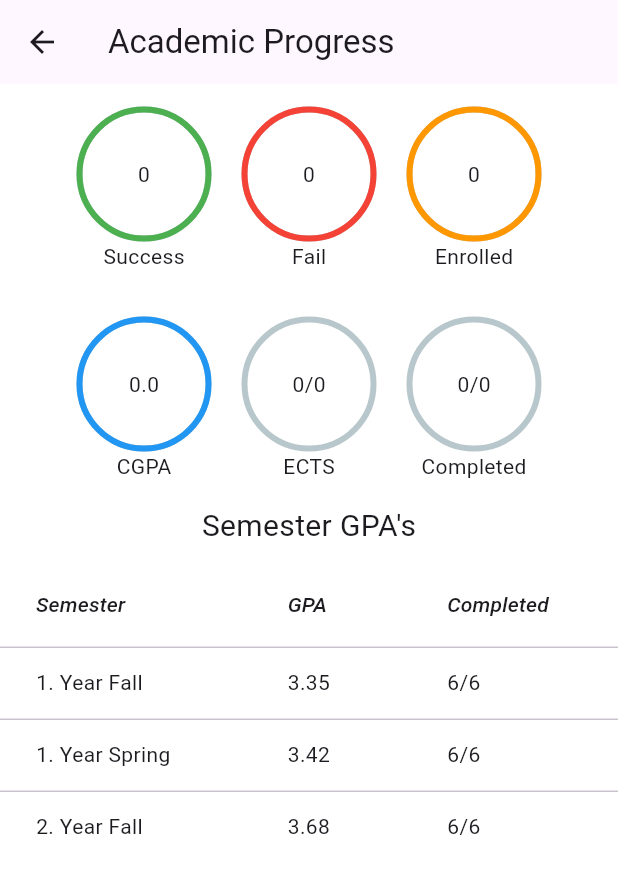
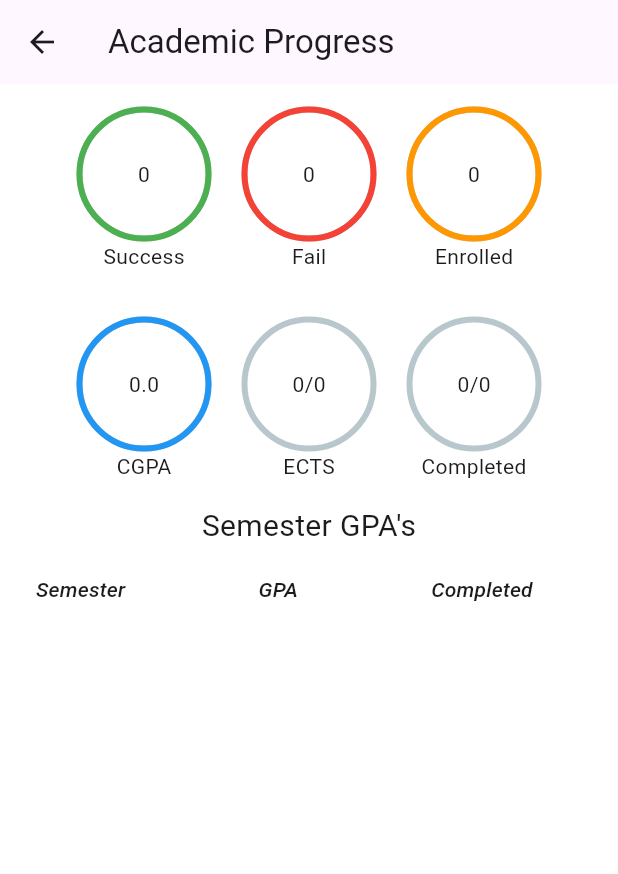
Before and after one commit to heudev/ieu-course-analysis, a Flutter app: the AcademicProgressScreen screen opened directly with empty values, on a phone screen of 412 x 824 dp. Shown: the top 874 px of the screen. Run offline on Flutter 3.47's test engine with Material 3 defaults, Android fonts, the light colour scheme and no system bars; drawn by our look-alikes of percent_indicator; our stand-ins replace cloud_firestore, firebase_auth, firebase_core, google_sign_in; accounts and stored records are empty.

Commit message:
gpa of each semester added

```diff
--- a/lib/features/enrolled_department/academic_progress.dart
+++ b/lib/features/enrolled_department/academic_progress.dart
@@ -31,6 +31,8 @@ class AcademicProgressScreen extends StatelessWidget {
     Map<String, Object> completedCourses =
         analysisFacade.calculateCompletedCourses();
     List<Map<String, Object>> calculateSemesterGPAs =
+        analysisFacade.calculateSemesterGPAs();
+    List<Map<String, Object>> semesterGPAs =
         analysisFacade.calculateSemesterGPAs();
 
     print(calculateSemesterGPAs);
@@ -128,9 +130,6 @@ class AcademicProgressScreen extends StatelessWidget {
           const Center(
             child: Text("Semester GPA's", style: TextStyle(fontSize: 20.0)),
           ),
-          const Padding(
-            padding: EdgeInsets.symmetric(vertical: 5),
-          ),
           DataTable(
             columns: const <DataColumn>[
               DataColumn(
@@ -158,32 +157,20 @@ class AcademicProgressScreen extends StatelessWidget {
                 ),
               ),
             ],
-            rows: const <DataRow>[
-              DataRow(
+            rows: semesterGPAs.map((gpaData) {
+              return DataRow(
                 cells: <DataCell>[
-                  DataCell(Text('1. Year Fall')),
-                  DataCell(Text('3.35')),
-                  DataCell(Text('6/6')),
+                  DataCell(Text(gpaData['semester'] as String)),
+                  DataCell(Text(gpaData['gpa'] as String)),
+                  DataCell(Text(gpaData['completed'] as String)),
                 ],
-              ),
-              DataRow(
-                cells: <DataCell>[
-                  DataCell(Text('1. Year Spring')),
-                  DataCell(Text('3.42')),
-                  DataCell(Text('6/6')),
-                ],
-              ),
-              DataRow(
-                cells: <DataCell>[
-                  DataCell(Text('2. Year Fall')),
-                  DataCell(Text('3.68')),
-                  DataCell(Text('6/6')),
-                ],
-              ),
-            ],
+              );
+            }).toList(),
           )
         ]),
       ),
     );
   }
 }
+
+// course.semester.contains('Fall') ? Colors.blue : Colors.red
--- a/lib/features/enrolled_department/controllers/calculations.dart
+++ b/lib/features/enrolled_department/controllers/calculations.dart
@@ -8,6 +8,9 @@ class CourseAnalysisFacade {
   int calculateSuccessfulCourses() {
     int successfulCourses = 0;
     for (var course in courses) {
+      if (course.taking) {
+        continue;
+      }
       var grade = course.grade;
       if (['AA', 'BA', 'BB', 'CB', 'CC', 'DC', 'DD'].contains(grade)) {
         successfulCourses++;
@@ -19,6 +22,9 @@ class CourseAnalysisFacade {
   int calculateFailedCourses() {
     int failedCourses = 0;
     for (var course in courses) {
+      if (course.taking) {
+        continue;
+      }
       var grade = course.grade;
       if (['FD', 'FF'].contains(grade)) {
         failedCourses++;
@@ -155,20 +161,17 @@ class CourseAnalysisFacade {
         }
       }
 
-      if (totalCredits == 0) {
-        semesterGPAs.add({
-          'semester': semester,
-          'gpa': 0.0.toStringAsFixed(2),
-          'completed': '0/0',
-        });
-      } else {
-        semesterGPAs.add({
-          'semester': semester,
-          'gpa': (totalGradePoints / totalCredits).toStringAsFixed(2),
-          'completed': '$passedCourses/$totalCourses',
-        });
-      }
+      semesterGPAs.add({
+        'semester': semester.split("Semester")[0],
+        'gpa': totalCredits == 0
+            ? 0.0.toStringAsFixed(2)
+            : (totalGradePoints / totalCredits).toStringAsFixed(2),
+        'completed': '$passedCourses/$totalCourses',
+      });
     }
+
+    semesterGPAs.sort(
+        (a, b) => (a['semester'] as String).compareTo(b['semester'] as String));
 
     return semesterGPAs;
   }
```
Also changed, not shown: 1 other file.
